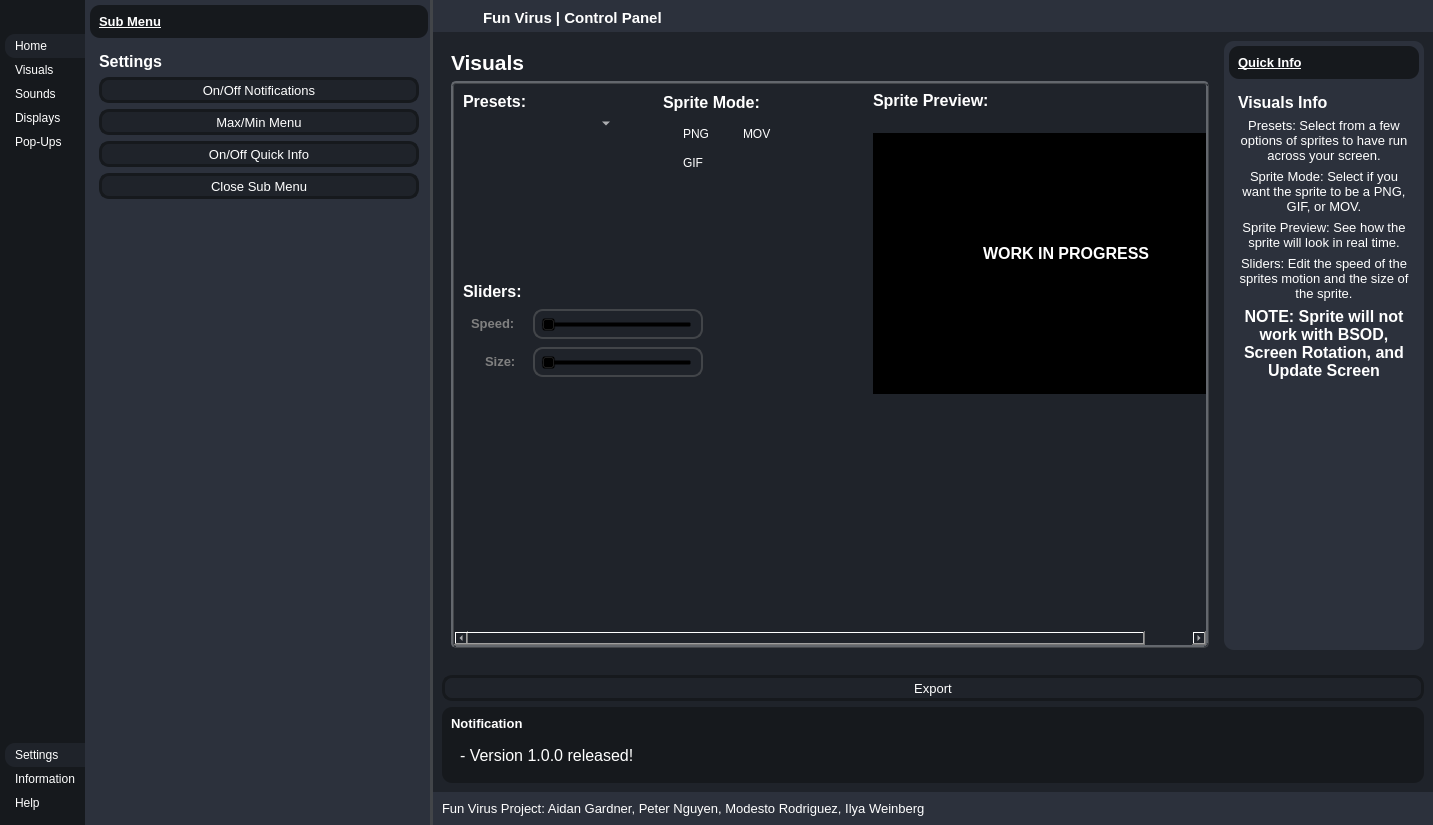
Before: the Qt Designer form controlpanel.ui in gardnera3/FunVirus, drawn with Qt 5.
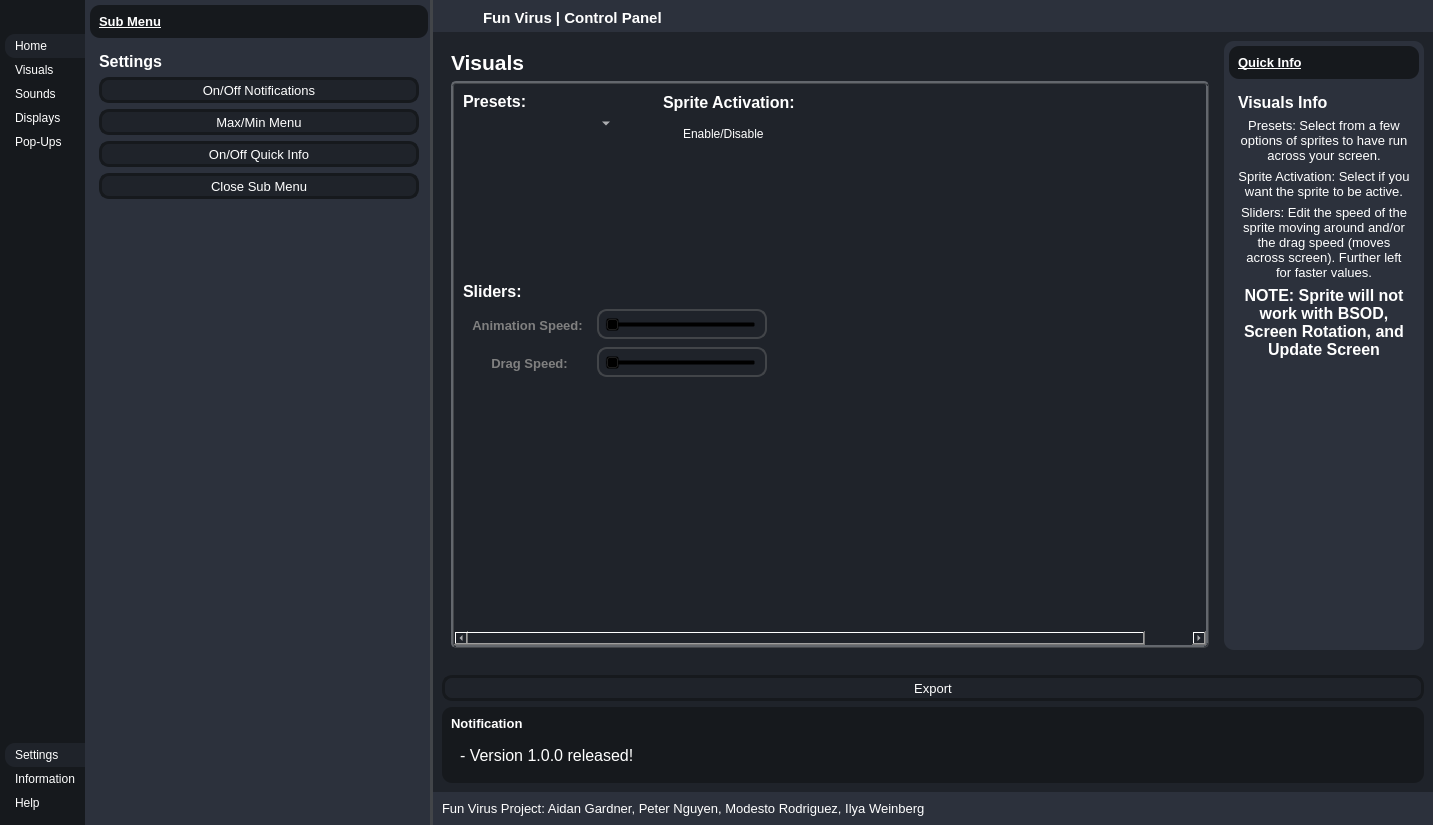
After: the same form once the commit is applied. The open tabs and pages were chosen to show the change. Icons and pictures are not drawn.

```diff
--- a/controlpanel.ui
+++ b/controlpanel.ui
@@ -1136,8 +1136,8 @@
                      <rect>
                       <x>0</x>
                       <y>0</y>
-                      <width>822</width>
-                      <height>322</height>
+                      <width>818</width>
+                      <height>519</height>
                      </rect>
                     </property>
                     <layout class="QHBoxLayout" name="horizontalLayout_14">
@@ -1160,7 +1160,7 @@
                          <rect>
                           <x>200</x>
                           <y>30</y>
-                          <width>61</width>
+                          <width>131</width>
                           <height>21</height>
                          </rect>
                         </property>
@@ -1180,7 +1180,7 @@
                          <string notr="true"/>
                         </property>
                         <property name="text">
-                         <string>PNG</string>
+                         <string>Enable/Disable</string>
                         </property>
                         <property name="iconSize">
                          <size>
@@ -1195,86 +1195,6 @@
                          <bool>false</bool>
                         </property>
                        </widget>
-                       <widget class="QCheckBox" name="gifCheckbox">
-                        <property name="geometry">
-                         <rect>
-                          <x>200</x>
-                          <y>50</y>
-                          <width>71</width>
-                          <height>40</height>
-                         </rect>
-                        </property>
-                        <property name="minimumSize">
-                         <size>
-                          <width>0</width>
-                          <height>0</height>
-                         </size>
-                        </property>
-                        <property name="maximumSize">
-                         <size>
-                          <width>16777215</width>
-                          <height>16777215</height>
-                         </size>
-                        </property>
-                        <property name="font">
-                         <font>
-                          <weight>50</weight>
-                          <bold>false</bold>
-                         </font>
-                        </property>
-                        <property name="styleSheet">
-                         <string notr="true"/>
-                        </property>
-                        <property name="text">
-                         <string>GIF</string>
-                        </property>
-                        <property name="iconSize">
-                         <size>
-                          <width>25</width>
-                          <height>20</height>
-                         </size>
-                        </property>
-                       </widget>
-                       <widget class="QCheckBox" name="movCheckbox">
-                        <property name="geometry">
-                         <rect>
-                          <x>260</x>
-                          <y>30</y>
-                          <width>71</width>
-                          <height>21</height>
-                         </rect>
-                        </property>
-                        <property name="minimumSize">
-                         <size>
-                          <width>0</width>
-                          <height>0</height>
-                         </size>
-                        </property>
-                        <property name="maximumSize">
-                         <size>
-                          <width>16777215</width>
-                          <height>16777215</height>
-                         </size>
-                        </property>
-                        <property name="font">
-                         <font>
-                          <weight>50</weight>
-                          <bold>false</bold>
-                         </font>
-                        </property>
-                        <property name="styleSheet">
-                         <string notr="true"/>
-                        </property>
-                        <property name="text">
-                         <string>MOV</string>
-                        </property>
-                        <property name="iconSize">
-                         <size>
-                          <width>25</width>
-                          <height>20</height>
-                         </size>
-                        </property>
-                       </widget>
                        <widget class="QLabel" name="label_22">
                         <property name="geometry">
                          <rect>
@@ -1300,7 +1220,7 @@
                          <rect>
                           <x>200</x>
                           <y>0</y>
-                          <width>141</width>
+                          <width>191</width>
                           <height>19</height>
                          </rect>
                         </property>
@@ -1312,7 +1232,7 @@
                          </font>
                         </property>
                         <property name="text">
-                         <string>Sprite Mode:</string>
+                         <string>Sprite Activation:</string>
                         </property>
                        </widget>
                        <widget class="QComboBox" name="comboBox">
@@ -1351,10 +1271,10 @@
                        <widget class="QLabel" name="label_25">
                         <property name="geometry">
                          <rect>
-                          <x>8</x>
+                          <x>4</x>
                           <y>222</y>
-                          <width>71</width>
-                          <height>16</height>
+                          <width>121</width>
+                          <height>20</height>
                          </rect>
                         </property>
                         <property name="font">
@@ -1368,16 +1288,22 @@
                          <string notr="true">color: gray;</string>
                         </property>
                         <property name="text">
-                         <string>Speed:</string>
+                         <string>Animation Speed:</string>
+                        </property>
+                        <property name="alignment">
+                         <set>Qt::AlignCenter</set>
+                        </property>
+                        <property name="wordWrap">
+                         <bool>true</bool>
                         </property>
                        </widget>
                        <widget class="QLabel" name="label_26">
                         <property name="geometry">
                          <rect>
-                          <x>22</x>
+                          <x>6</x>
                           <y>260</y>
-                          <width>41</width>
-                          <height>16</height>
+                          <width>121</width>
+                          <height>20</height>
                          </rect>
                         </property>
                         <property name="font">
@@ -1391,13 +1317,19 @@
                          <string notr="true">color: gray;</string>
                         </property>
                         <property name="text">
-                         <string>Size:</string>
+                         <string>Drag Speed:</string>
+                        </property>
+                        <property name="alignment">
+                         <set>Qt::AlignCenter</set>
+                        </property>
+                        <property name="wordWrap">
+                         <bool>true</bool>
                         </property>
                        </widget>
                        <widget class="QFrame" name="frame_11">
                         <property name="geometry">
                          <rect>
-                          <x>70</x>
+                          <x>134</x>
                           <y>216</y>
                           <width>170</width>
                           <height>30</height>
@@ -1433,7 +1365,7 @@
                        <widget class="QFrame" name="frame_13">
                         <property name="geometry">
                          <rect>
-                          <x>70</x>
+                          <x>134</x>
                           <y>254</y>
                           <width>170</width>
                           <height>30</height>
@@ -1466,65 +1398,6 @@
                          </property>
                         </widget>
                        </widget>
-                       <widget class="QFrame" name="frame_15">
-                        <property name="geometry">
-                         <rect>
-                          <x>410</x>
-                          <y>40</y>
-                          <width>401</width>
-                          <height>261</height>
-                         </rect>
-                        </property>
-                        <property name="styleSheet">
-                         <string notr="true">background-color: black;</string>
-                        </property>
-                        <property name="frameShape">
-                         <enum>QFrame::StyledPanel</enum>
-                        </property>
-                        <property name="frameShadow">
-                         <enum>QFrame::Raised</enum>
-                        </property>
-                        <widget class="QLabel" name="label_33">
-                         <property name="geometry">
-                          <rect>
-                           <x>110</x>
-                           <y>110</y>
-                           <width>221</width>
-                           <height>20</height>
-                          </rect>
-                         </property>
-                         <property name="font">
-                          <font>
-                           <pointsize>12</pointsize>
-                           <weight>75</weight>
-                           <bold>true</bold>
-                          </font>
-                         </property>
-                         <property name="text">
-                          <string>WORK IN PROGRESS</string>
-                         </property>
-                        </widget>
-                       </widget>
-                       <widget class="QLabel" name="label_28">
-                        <property name="geometry">
-                         <rect>
-                          <x>410</x>
-                          <y>-8</y>
-                          <width>161</width>
-                          <height>31</height>
-                         </rect>
-                        </property>
-                        <property name="font">
-                         <font>
-                          <pointsize>12</pointsize>
-                          <weight>75</weight>
-                          <bold>true</bold>
-                         </font>
-                        </property>
-                        <property name="text">
-                         <string>Sprite Preview:</string>
-                        </property>
-                       </widget>
                       </widget>
                      </item>
                     </layout>
@@ -2292,25 +2165,7 @@
                        </font>
                       </property>
                       <property name="text">
-                       <string>Sprite Mode: Select if you want the sprite to be a PNG, GIF, or MOV.</string>
-                      </property>
-                      <property name="alignment">
-                       <set>Qt::AlignCenter</set>
-                      </property>
-                      <property name="wordWrap">
-                       <bool>true</bool>
-                      </property>
-                     </widget>
-                    </item>
-                    <item alignment="Qt::AlignTop">
-                     <widget class="QLabel" name="label_29">
-                      <property name="font">
-                       <font>
-                        <pointsize>10</pointsize>
-                       </font>
-                      </property>
-                      <property name="text">
-                       <string>Sprite Preview: See how the sprite will look in real time.</string>
+                       <string>Sprite Activation: Select if you want the sprite to be active.</string>
                       </property>
                       <property name="alignment">
                        <set>Qt::AlignCenter</set>
@@ -2328,7 +2183,7 @@
                        </font>
                       </property>
                       <property name="text">
-                       <string>Sliders: Edit the speed of the sprites motion and the size of the sprite.</string>
+                       <string>Sliders: Edit the speed of the sprite moving around and/or the drag speed (moves across screen). Further left for faster values.</string>
                       </property>
                       <property name="alignment">
                        <set>Qt::AlignCenter</set>
```
Left out of the diff: 20 changed lines with no effect on the pictures.
